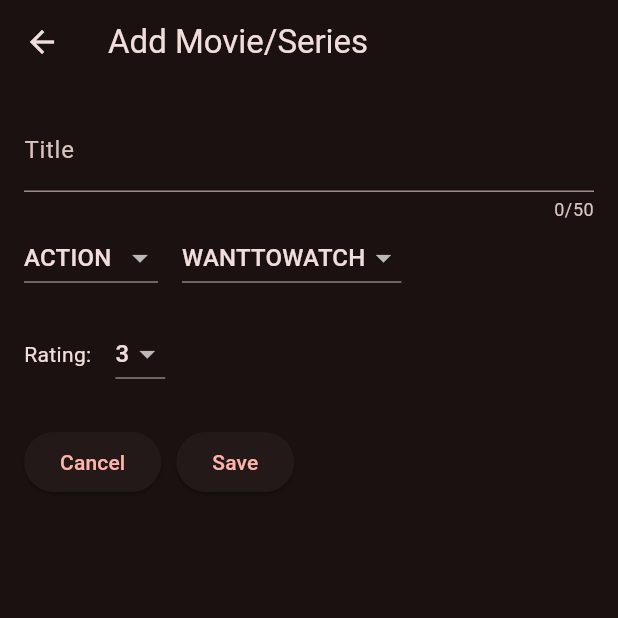
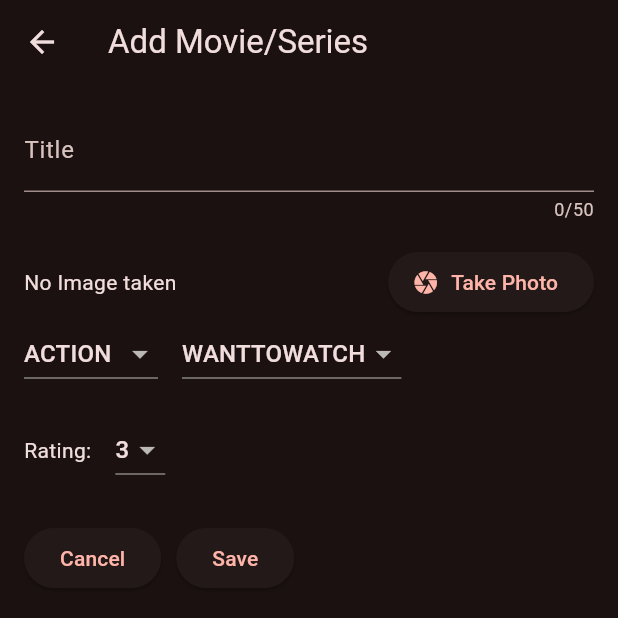
Before and after one commit to JPCCexe/JeanPaulCC_FlutterHome_62B, a Flutter app: the AddItemScreen screen opened directly with empty values, on a phone screen of 412 x 824 dp, the top half of it. Run offline on Flutter 3.47's test engine with Material 3 defaults, Android fonts, the phone set to English and light mode, and no system bars; our stand-ins replace flutter_local_notifications, image_picker, shared_preferences; accounts and stored records are empty.

Commit message:
Added the Take a picture Camera Fumctionality and the image will be saved in the view section where you can swipe to delete if you want

```diff
--- a/lib/model/watchlist_item.dart
+++ b/lib/model/watchlist_item.dart
@@ -9,6 +9,7 @@ class WatchlistItem {
     required this.genre,
     required this.status,
     required this.rating,
+    this.imagePath,
   });
 
   final String id;
@@ -16,4 +17,5 @@ class WatchlistItem {
   final Genre genre;
   final WatchStatus status;
   final int rating;
+  final String? imagePath;
 }
--- a/lib/screens/add_item_screen.dart
+++ b/lib/screens/add_item_screen.dart
@@ -1,6 +1,8 @@
 import 'package:flutter/material.dart';
 import 'package:watchlist_manager_movies_series/model/watchlist_item.dart';
 import 'package:watchlist_manager_movies_series/services/notification_service.dart';
+import 'dart:io';
+import 'package:image_picker/image_picker.dart';
 
 class AddItemScreen extends StatefulWidget {
   const AddItemScreen({super.key, required this.onAddItem});
@@ -18,11 +20,28 @@ class _AddItemScreenState extends State<AddItemScreen> {
   var _selectedGenre = Genre.action;
   var _selectedStatus = WatchStatus.wantToWatch;
   var _selectedRating = 3;
+  File? _selectedImage;
 
   @override
   void dispose() {
     _titleController.dispose();
     super.dispose();
+  }
+
+  Future<void> _takePicture() async {
+    final picker = ImagePicker();
+    final pickedImage = await picker.pickImage(
+      source: ImageSource.camera,
+      maxWidth: 600,
+    );
+
+    if (pickedImage == null) {
+      return;
+    }
+
+    setState(() {
+      _selectedImage = File(pickedImage.path);
+    });
   }
 
   Future<void> _saveItem() async {
@@ -49,6 +68,7 @@ class _AddItemScreenState extends State<AddItemScreen> {
       genre: _selectedGenre,
       status: _selectedStatus,
       rating: _selectedRating,
+      imagePath: _selectedImage?.path,
     );
 
     widget.onAddItem(newItem);
@@ -84,6 +104,29 @@ class _AddItemScreenState extends State<AddItemScreen> {
               decoration: const InputDecoration(labelText: 'Title'),
               keyboardType: TextInputType.text,
             ),
+
+            const SizedBox(height: 16),
+            Row(
+              children: [
+                Expanded(
+                  child: _selectedImage == null
+                      ? const Text('No Image taken')
+                      : Image.file(
+                          _selectedImage!,
+                          height: 100,
+                          fit: BoxFit.cover,
+                        ),
+                ),
+
+                const SizedBox(width: 10),
+                ElevatedButton.icon(
+                  onPressed: _takePicture,
+                  icon: const Icon(Icons.camera),
+                  label: const Text('Take Photo'),
+                ),
+              ],
+            ),
+
             Row(
               children: [
                 DropdownButton(
--- a/lib/screens/home_screen.dart
+++ b/lib/screens/home_screen.dart
@@ -42,6 +42,7 @@ class _HomeScreenState extends State<HomeScreen> {
                 (e) => e.name == item['status'],
               ),
               rating: item['rating'],
+              imagePath: item['imagePath'],
             ),
           );
         }
@@ -49,7 +50,7 @@ class _HomeScreenState extends State<HomeScreen> {
     }
   }
 
-  // ADDED: Save items to storage
+  // Save items to storage
   Future<void> _saveItems() async {
     final prefs = await SharedPreferences.getInstance();
     final List<Map<String, dynamic>> itemsJson = _items.map((item) {
@@ -59,6 +60,7 @@ class _HomeScreenState extends State<HomeScreen> {
         'genre': item.genre.name,
         'status': item.status.name,
         'rating': item.rating,
+        'imagePath': item.imagePath,
       };
     }).toList();
 
--- a/pubspec.yaml
+++ b/pubspec.yaml
@@ -11,6 +11,7 @@ dependencies:
     sdk: flutter
   shared_preferences: ^2.2.2
   flutter_local_notifications: ^18.0.1
+  image_picker: ^1.1.2
 
 dev_dependencies:
   flutter_test:
```
Also changed, not shown: lib/screens/view_list_screen.dart (+9 -1 lines), pubspec.lock, 6 other files.
